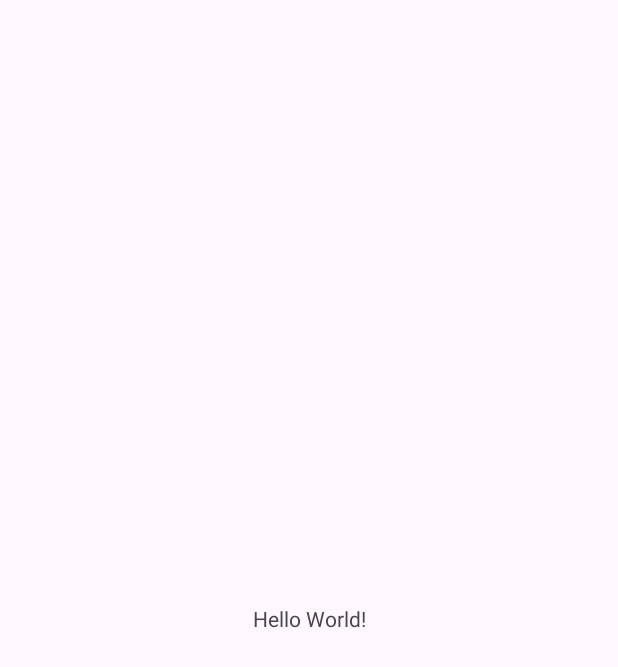
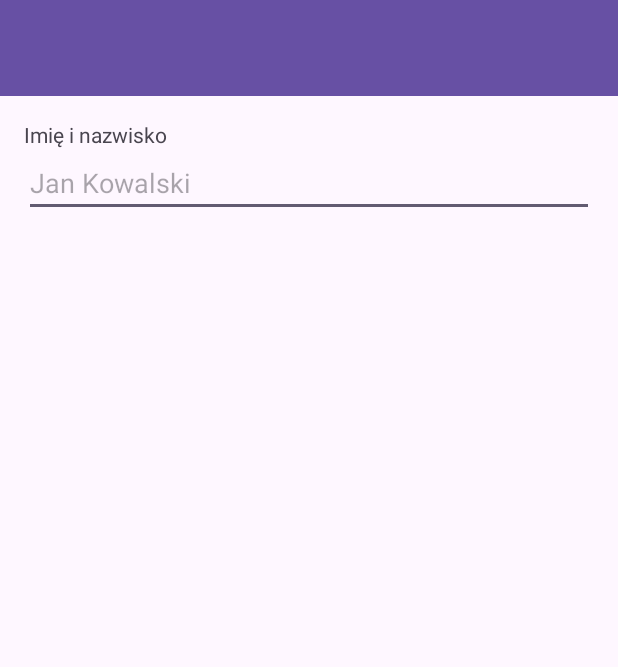
Before and after one commit to asylium0/Menu-i-nawigacja, an Android app: the screen it shows after launch (MainActivity), on a phone screen of 412 x 824 dp. Before the commit the part shown is almost empty. Shown: the top 667 px of the screen. Run offline under Robolectric (Android 15) with nearby library versions, the phone set to English and light mode, and no system bars.

Commit message:
feat: Utworzono pierwszy uklad i dodano toolbar

```diff
--- a/app/src/main/res/layout/activity_main.xml
+++ b/app/src/main/res/layout/activity_main.xml
@@ -1,19 +1,72 @@
 <?xml version="1.0" encoding="utf-8"?>
-<androidx.constraintlayout.widget.ConstraintLayout xmlns:android="http://schemas.android.com/apk/res/android"
+<LinearLayout xmlns:android="http://schemas.android.com/apk/res/android"
     xmlns:app="http://schemas.android.com/apk/res-auto"
     xmlns:tools="http://schemas.android.com/tools"
     android:id="@+id/main"
     android:layout_width="match_parent"
     android:layout_height="match_parent"
+    android:orientation="vertical"
     tools:context=".MainActivity">
 
-    <TextView
-        android:layout_width="wrap_content"
+    <androidx.appcompat.widget.Toolbar
+        android:id="@+id/toolbar"
+        android:layout_width="match_parent"
+        android:layout_height="?attr/actionBarSize"
+        android:background="?attr/colorPrimary"
+        app:theme="@style/ThemeOverlay.AppCompat.Dark.ActionBar"
+        app:titleTextColor="#FFFFFF" />
+
+    <!-- sekcja 1: formularz -->
+    <LinearLayout
+        android:id="@+id/sectionForm"
+        android:layout_width="match_parent"
+        android:layout_height="0dp"
+        android:layout_weight="1"
+        android:orientation="vertical"
+        android:padding="16dp">
+
+        <TextView
+            android:id="@+id/tvLabelName"
+            android:layout_width="wrap_content"
+            android:layout_height="wrap_content"
+            android:text="@string/label_name" />
+
+        <EditText
+            android:id="@+id/etName"
+            android:layout_width="match_parent"
+            android:layout_height="wrap_content"
+            android:hint="@string/hint_name"
+            android:inputType="textPersonName"
+            android:maxLines="1" />
+    </LinearLayout>
+
+    <!-- sekcja 2: ustawienia, domyślnie ukryta -->
+    <LinearLayout
+        android:id="@+id/sectionSettings"
+        android:layout_width="match_parent"
+        android:layout_height="0dp"
+        android:layout_weight="1"
+        android:orientation="vertical"
+        android:padding="16dp"
+        android:visibility="gone">
+
+        <CheckBox
+            android:id="@+id/cbNotifications"
+            android:layout_width="wrap_content"
+            android:layout_height="wrap_content"
+            android:text="@string/setting_notifications" />
+
+        <CheckBox
+            android:id="@+id/cbDark"
+            android:layout_width="wrap_content"
+            android:layout_height="wrap_content"
+            android:text="@string/setting_dark" />
+    </LinearLayout>
+
+    <com.google.android.material.bottomnavigation.BottomNavigationView
+        android:id="@+id/bottomNav"
+        android:layout_width="match_parent"
         android:layout_height="wrap_content"
-        android:text="Hello World!"
-        app:layout_constraintBottom_toBottomOf="parent"
-        app:layout_constraintEnd_toEndOf="parent"
-        app:layout_constraintStart_toStartOf="parent"
-        app:layout_constraintTop_toTopOf="parent" />
+        app:menu="@menu/menu_bottom" />
 
-</androidx.constraintlayout.widget.ConstraintLayout>
+</LinearLayout>
--- a/app/src/main/res/values/strings.xml
+++ b/app/src/main/res/values/strings.xml
@@ -1,3 +1,22 @@
 <resources>
-    <string name="app_name">Menu i nawigacja</string>
+    <string name="app_name">Pasek</string>
+    <string name="title_about">O aplikacji</string>
+
+    <string name="action_share">Udostępnij</string>
+    <string name="action_clear">Wyczyść</string>
+    <string name="action_about">O aplikacji</string>
+
+    <string name="nav_form">Formularz</string>
+    <string name="nav_settings">Ustawienia</string>
+
+    <string name="label_name">Imię i nazwisko</string>
+    <string name="hint_name">Jan Kowalski</string>
+    <string name="setting_notifications">Powiadomienia</string>
+    <string name="setting_dark">Tryb ciemny</string>
+
+    <string name="about_text">Aplikacja szkoleniowa.\nTechnik programista, klasa 5.</string>
+    <string name="cleared">Wyczyszczono</string>
+    <string name="share_via">Udostępnij przez</string>
+    <string name="error_no_app">Brak aplikacji do obsługi tej czynności</string>
+    <string name="nothing_to_share">Najpierw wpisz imię</string>
 </resources>
```
